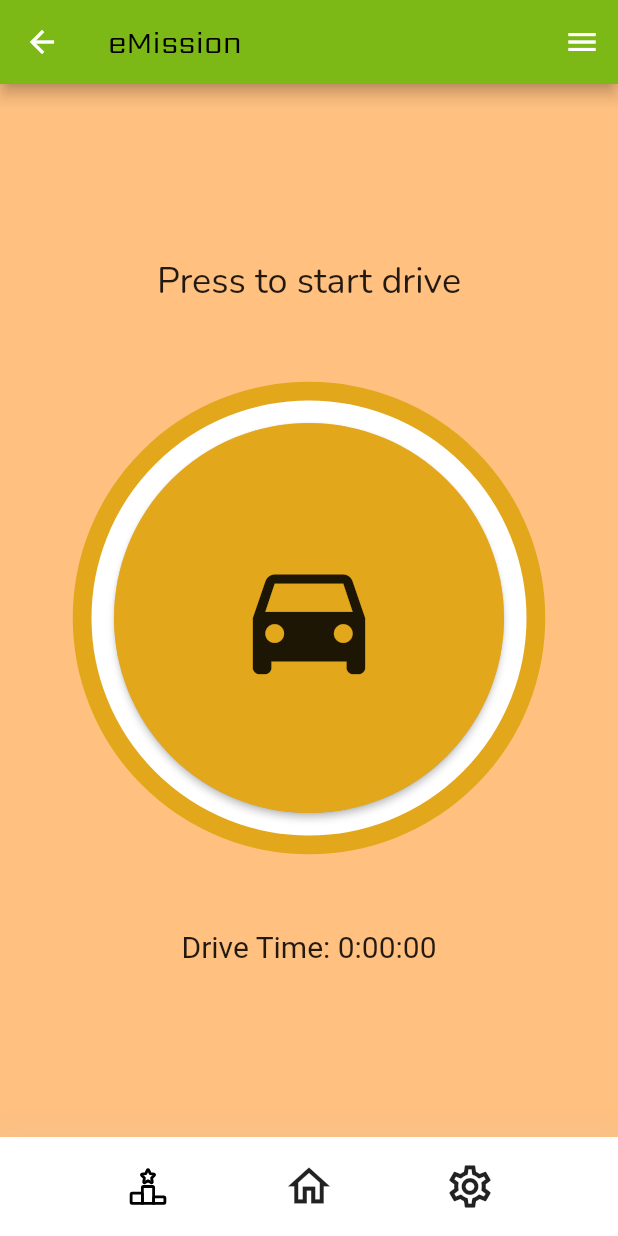
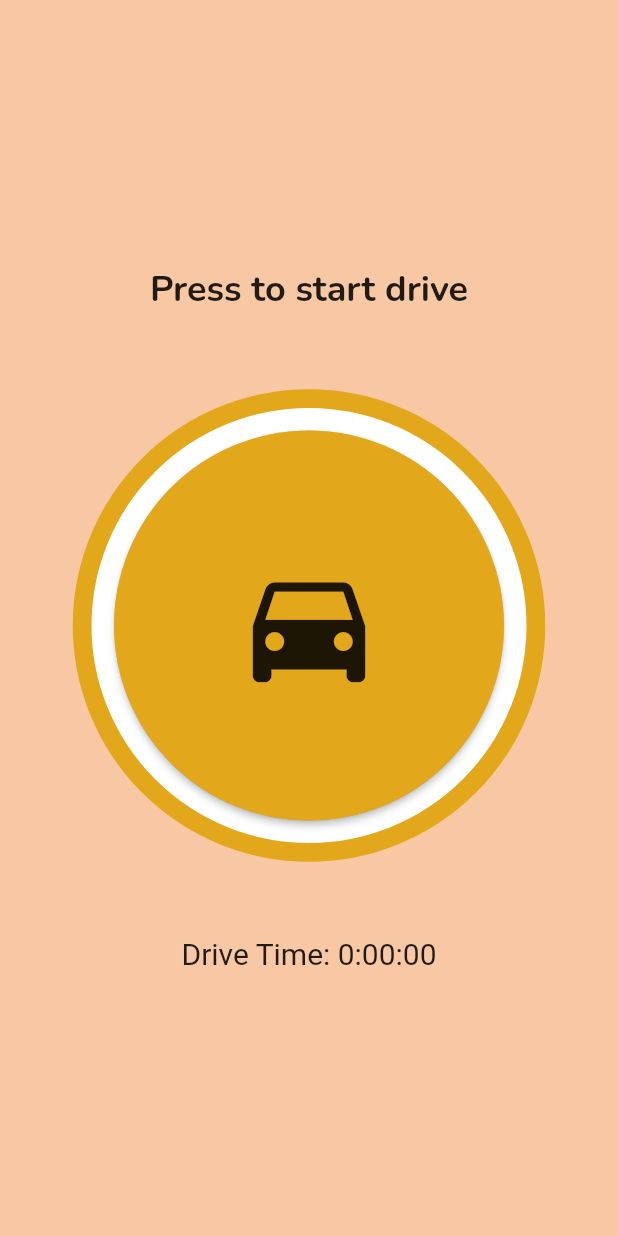
Before and after one commit to Developer-DUCS/eMission, a Flutter app: the ButtonPage widget shown alone on an empty page, opened directly, on a phone screen of 412 x 824 dp. Run offline on Flutter 3.47's test engine with Material 2 defaults, Android fonts, the phone set to English and light mode, and no system bars; our stand-ins replace flutter_svg, google_fonts.

Commit message:
Commit- button page fixed and added with development changes.

```diff
--- a/lib/drive-button.dart
+++ b/lib/drive-button.dart
@@ -3,20 +3,6 @@ import 'dart:async';
 import 'package:flutter_svg/flutter_svg.dart';
 import 'package:google_fonts/google_fonts.dart';
 
-/*
-void main() {
-  runApp(MyApp());
-}
-*/
-
-/*class MyApp extends StatelessWidget {
-  @override
-  Widget build(BuildContext context) {
-    return MaterialApp(
-      home: HomePage(),
-    );
-  }
-}*/
 
 class ButtonPage extends StatefulWidget {
   const ButtonPage({Key? key});
@@ -26,21 +12,13 @@ class ButtonPage extends StatefulWidget {
 }
 
 class _ButtonPageState extends State<ButtonPage> {
-  bool isGreen = false; // Track whether the button is green or not
+  bool isGreen = false;
   bool isDone = false;
   int lastDrive = 0;
   String buttonText = "Press to start drive";
   Timer? timer;
   int secondsElapsed = 0;
-  //Currentpage = getCurrentPage()
-  bool isHome = false;
-  bool isLeaderboard = false;
-  bool isSettings = false;
   bool isOverlayVisible = false;
-
-  /*void getCurrentPage(){
-
-  }*/
 
   void toggleColor() {
     setState(() {
@@ -48,16 +26,21 @@ class _ButtonPageState extends State<ButtonPage> {
       if (isGreen) {
         buttonText = "Drive time";
         startTimer();
+
       } else {
         buttonText = "Press to start drive";
         stopTimer();
+        showCustomDialog();
       }
+
     });
   }
+
 
   void startTimer() {
     timer = Timer.periodic(Duration(seconds: 1), (timer) {
       setState(() {
+        isDone=false;
         lastDrive = 0;
         secondsElapsed++;
       });
@@ -72,7 +55,6 @@ class _ButtonPageState extends State<ButtonPage> {
         secondsElapsed = 0;
         isDone = true;
         isOverlayVisible = true;
-        //displayStats();
       });
     }
   }
@@ -85,48 +67,55 @@ class _ButtonPageState extends State<ButtonPage> {
 
   @override
   void dispose() {
-    stopTimer(); // Cancel the timer when the widget is disposed
+    stopTimer();
     super.dispose();
+  }
+
+  @override
+  void showCustomDialog() {
+    showDialog(
+      context: context,
+      builder: (BuildContext context) {
+        return AlertDialog(
+          title: Text(
+            'Drive: $lastDrive seconds elapsed',
+            style: GoogleFonts.nunito(),
+          ),
+          actions: <Widget>[
+            TextButton(
+              onPressed: () {
+                closeOverlay();
+                Navigator.of(context).pop();
+              },
+              child: Text('Close'),
+            ),
+          ],
+        );
+      },
+    );
   }
 
   @override
   Widget build(BuildContext context) {
     Color buttonColor =
-        isGreen ? Color(0xFF7CB816) : Color(0xFFE3A71B); // Custom colors
+    isGreen ? Color(0xFF7CB816) : Color(0xFFE3A71B);
+    Color originalColor = Color(0xFFf18f47); // Original color
 
-    return Scaffold(
-      backgroundColor: Color(0xFFFFC080),
-      appBar: AppBar(
-        title: const Text(
-          'eMission',
-          style: TextStyle(
-            color: Colors.black,
-            fontFamily: 'Sarpanch',
-          ),
-        ),
-        backgroundColor: Color(0xFF7CB816),
-      ),
-      endDrawer: Drawer(
-          //backgroundColor: Colors.black,
+    Color lighterColor = Color.fromARGB(
+      originalColor.alpha,
+      (originalColor.red + 255) ~/ 2,
+      (originalColor.green + 255) ~/ 2,
+      (originalColor.blue + 255) ~/ 2,
+    );
 
-          child: ListView(padding: EdgeInsets.zero, children: const [
-        DrawerHeader(
-          decoration: BoxDecoration(
-            color: Colors.blue,
-          ),
-          child: Text('Drawer Header'),
-        ),
-        ListTile(
-          title: Text('Item 1'),
-          textColor: Colors.yellow,
-        ),
-      ])
-          //icon: Icon(Icons.menu, color:Colors.black),
-          ),
-      body: Column(
+
+    return Container(
+      color: lighterColor,
+      child: Column(
         children: [
+
           Expanded(
-            flex: 2, // Top part of the screen
+            flex: 2,
 
             child: Center(
               child: Column(
@@ -134,11 +123,13 @@ class _ButtonPageState extends State<ButtonPage> {
                 children: [
                   Text(
                     buttonText,
-                    style: GoogleFonts.nunito(fontSize: 24.0),
+                    style: GoogleFonts.nunito(
+                      fontSize: 24.0,
+                      fontWeight: FontWeight.bold,
+                    ),
                   ),
                   SizedBox(
-                      height:
-                          50.0), // Increase the space between text and button
+                      height: 50.0),
                   Stack(
                     alignment: Alignment.center,
                     children: [
@@ -159,107 +150,44 @@ class _ButtonPageState extends State<ButtonPage> {
                         decoration: BoxDecoration(
                           shape: BoxShape.circle,
                           border: Border.all(
-                            color: Colors
-                                .white, // Border color same as button color
-                            width:
-                                15.0, // Border width same as the white border
+                            color:
+                            Colors.white, // Border color same as button color
+                            width: 15.0, // Border width same as the white border
                           ),
                         ),
                         child: RawMaterialButton(
-                          onPressed:
-                              toggleColor, // Call toggleColor when the button is pressed
+                          onPressed: () {
+                            toggleColor();
+                          },
                           elevation: 2.0,
-                          fillColor:
-                              buttonColor, // Set the button color dynamically
+                          fillColor: buttonColor,
                           child: Icon(
                             Icons.directions_car,
                             size: 100.0,
                           ),
                           shape: CircleBorder(),
                         ),
+
+
                       ),
                     ],
                   ),
 
                   SizedBox(height: 50.0),
                   Text(
-                    'Drive Time: ${Duration(seconds: secondsElapsed).toString().split('.').first}',
+                    'Drive Time: ${Duration(seconds: secondsElapsed)
+                        .toString()
+                        .split('.')
+                        .first}',
                     style: TextStyle(fontSize: 20.0), // Increase font size
                   ),
                 ],
               ),
             ),
           ),
-          Container(
-              width: double.infinity,
-              height: 66, // Adjust the height as needed
-              padding: const EdgeInsets.symmetric(
-                  horizontal: 55, vertical: 10), // Adjust vertical padding
-              decoration: BoxDecoration(
-                color: Colors.white,
-                boxShadow: [
-                  BoxShadow(
-                    color: Color(0x26C7C7C7),
-                    blurRadius: 14,
-                    offset: Offset(1, 1),
-                    spreadRadius: 6,
-                  ),
-                ],
-              ),
-              child: Row(
-                mainAxisAlignment: MainAxisAlignment.spaceBetween,
-                children: [
-                  Expanded(
-                    child: RawMaterialButton(
-                      onPressed: () {},
-                      child: SvgPicture.asset(
-                        './assets/images/leaderboard-outline.svg',
-                        height: 30,
-                        //width: 200.0, // Adjust the icon width
-                        //height: 295.0, // Adjust the icon height
-                      ),
-                    ),
-                  ),
-                  SizedBox(width: 20.0),
-                  Expanded(
-                    child: RawMaterialButton(
-                      onPressed: () {},
-                      child: Icon(
-                        Icons.home_outlined,
-                        size: 34.0, // Adjust the icon size
-                      ),
-                    ),
-                  ),
-                  SizedBox(width: 20.0),
-                  Expanded(
-                    child: RawMaterialButton(
-                      onPressed: () {},
-                      child: Icon(Icons.settings_outlined,
-                          size: 34.0), // Adjust the icon size
-                    ),
-                  ),
-                ],
-              )),
         ],
       ),
-      floatingActionButtonLocation: FloatingActionButtonLocation.centerFloat,
-      floatingActionButtonAnimator: FloatingActionButtonAnimator.scaling,
-      floatingActionButton: isOverlayVisible
-          ? AlertDialog(
-              title: Text(
-                'Drive: $lastDrive seconds elapsed',
-                style: GoogleFonts.nunito(),
-              ),
-              actions: <Widget>[
-                TextButton(
-                  onPressed: () {
-                    closeOverlay();
-                  },
-                  child: Text('Close'),
-                ),
-              ],
-            )
-          : null,
     );
+
   }
 }
```
